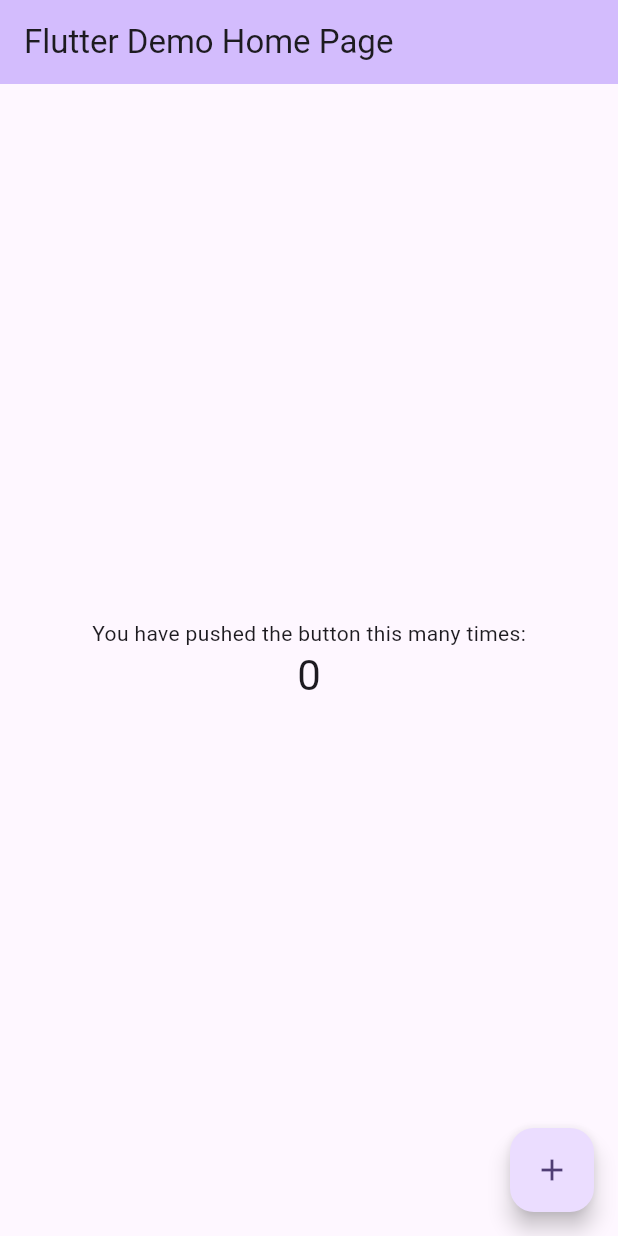
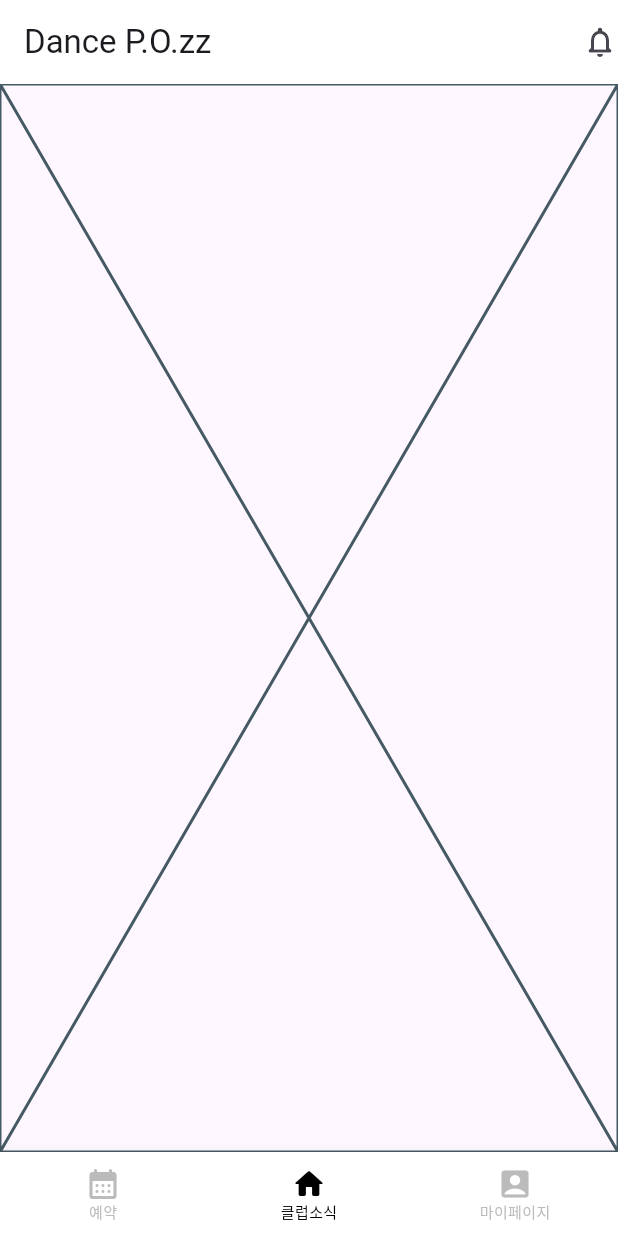
Before and after one commit to dpplanner/app, a Flutter app: the screen it shows after launch, on a phone screen of 412 x 824 dp. Run offline on Flutter 3.47's test engine with Material 3 defaults, Android fonts, the phone set to English and light mode, and no system bars.

Commit message:
:sparkles: Feat : club root page 구현
클럽 루트 페이지 생성 및 간단 구현

```diff
--- a/dplanner/lib/club_root_page.dart
+++ b/dplanner/lib/club_root_page.dart
@@ -0,0 +1,70 @@
+import 'package:dplanner/pages/club_home_page.dart';
+import 'package:dplanner/pages/club_my_page.dart';
+import 'package:dplanner/pages/club_timetable_page.dart';
+import 'package:flutter/material.dart';
+
+class ClubRootPage extends StatefulWidget {
+  const ClubRootPage({super.key});
+
+  @override
+  State<ClubRootPage> createState() => _ClubRootPageState();
+}
+
+class _ClubRootPageState extends State<ClubRootPage> {
+  int _selectedIndex = 1;
+  final List<Widget> _pages = [
+    const ClubTimetablePage(),
+    const ClubHomePage(),
+    const ClubMyPage(),
+  ];
+
+  @override
+  void initState() {
+    super.initState();
+  }
+
+  @override
+  void dispose() {
+    super.dispose();
+  }
+
+  @override
+  Widget build(BuildContext context) {
+    return Scaffold(
+      appBar: AppBar(
+        backgroundColor: Colors.white,
+        title: const Text("Dance P.O.zz"),
+        automaticallyImplyLeading: false,
+        actions: const [Icon(Icons.notifications_none_rounded)],
+      ),
+      body: SafeArea(
+        child: _pages.elementAt(_selectedIndex),
+      ),
+      bottomNavigationBar: BottomNavigationBar(
+        backgroundColor: Colors.white,
+        type: BottomNavigationBarType.fixed,
+        iconSize: 24,
+        unselectedItemColor: Colors.grey.withOpacity(0.7),
+        unselectedFontSize: 10,
+        selectedItemColor: Colors.black,
+        selectedFontSize: 10,
+
+        ///TODO: 아이콘 & 높이 및 크기 변경
+        items: const [
+          BottomNavigationBarItem(
+              icon: Icon(Icons.calendar_month_rounded), label: '예약'),
+          BottomNavigationBarItem(
+              icon: Icon(Icons.home_rounded), label: '클럽소식'),
+          BottomNavigationBarItem(
+              icon: Icon(Icons.account_box_rounded), label: '마이페이지'),
+        ],
+        currentIndex: _selectedIndex,
+        onTap: (index) {
+          setState(() {
+            _selectedIndex = index;
+          });
+        },
+      ),
+    );
+  }
+}
--- a/dplanner/lib/main.dart
+++ b/dplanner/lib/main.dart
@@ -1,3 +1,4 @@
+import 'package:dplanner/club_root_page.dart';
 import 'package:flutter/material.dart';
 
 void main() {
@@ -7,119 +8,15 @@ void main() {
 class MyApp extends StatelessWidget {
   const MyApp({super.key});
 
-  // This widget is the root of your application.
   @override
   Widget build(BuildContext context) {
     return MaterialApp(
-      title: 'Flutter Demo',
+      title: 'DPlanner',
       theme: ThemeData(
-        // This is the theme of your application.
-        //
-        // TRY THIS: Try running your application with "flutter run". You'll see
-        // the application has a blue toolbar. Then, without quitting the app,
-        // try changing the seedColor in the colorScheme below to Colors.green
-        // and then invoke "hot reload" (save your changes or press the "hot
-        // reload" button in a Flutter-supported IDE, or press "r" if you used
-        // the command line to start the app).
-        //
-        // Notice that the counter didn't reset back to zero; the application
-        // state is not lost during the reload. To reset the state, use hot
-        // restart instead.
-        //
-        // This works for code too, not just values: Most code changes can be
-        // tested with just a hot reload.
         colorScheme: ColorScheme.fromSeed(seedColor: Colors.deepPurple),
         useMaterial3: true,
       ),
-      home: const MyHomePage(title: 'Flutter Demo Home Page'),
+      home: const ClubRootPage(),
     );
   }
 }
-
-class MyHomePage extends StatefulWidget {
-  const MyHomePage({super.key, required this.title});
-
-  // This widget is the home page of your application. It is stateful, meaning
-  // that it has a State object (defined below) that contains fields that affect
-  // how it looks.
-
-  // This class is the configuration for the state. It holds the values (in this
-  // case the title) provided by the parent (in this case the App widget) and
-  // used by the build method of the State. Fields in a Widget subclass are
-  // always marked "final".
-
-  final String title;
-
-  @override
-  State<MyHomePage> createState() => _MyHomePageState();
-}
-
-class _MyHomePageState extends State<MyHomePage> {
-  int _counter = 0;
-
-  void _incrementCounter() {
-    setState(() {
-      // This call to setState tells the Flutter framework that something has
-      // changed in this State, which causes it to rerun the build method below
-      // so that the display can reflect the updated values. If we changed
-      // _counter without calling setState(), then the build method would not be
-      // called again, and so nothing would appear to happen.
-      _counter++;
-    });
-  }
-
-  @override
-  Widget build(BuildContext context) {
-    // This method is rerun every time setState is called, for instance as done
-    // by the _incrementCounter method above.
-    //
-    // The Flutter framework has been optimized to make rerunning build methods
-    // fast, so that you can just rebuild anything that needs updating rather
-    // than having to individually change instances of widgets.
-    return Scaffold(
-      appBar: AppBar(
-        // TRY THIS: Try changing the color here to a specific color (to
-        // Colors.amber, perhaps?) and trigger a hot reload to see the AppBar
-        // change color while the other colors stay the same.
-        backgroundColor: Theme.of(context).colorScheme.inversePrimary,
-        // Here we take the value from the MyHomePage object that was created by
-        // the App.build method, and use it to set our appbar title.
-        title: Text(widget.title),
-      ),
-      body: Center(
-        // Center is a layout widget. It takes a single child and positions it
-        // in the middle of the parent.
-        child: Column(
-          // Column is also a layout widget. It takes a list of children and
-          // arranges them vertically. By default, it sizes itself to fit its
-          // children horizontally, and tries to be as tall as its parent.
-          //
-          // Column has various properties to control how it sizes itself and
-          // how it positions its children. Here we use mainAxisAlignment to
-          // center the children vertically; the main axis here is the vertical
-          // axis because Columns are vertical (the cross axis would be
-          // horizontal).
-          //
-          // TRY THIS: Invoke "debug painting" (choose the "Toggle Debug Paint"
-          // action in the IDE, or press "p" in the console), to see the
-          // wireframe for each widget.
-          mainAxisAlignment: MainAxisAlignment.center,
-          children: <Widget>[
-            const Text(
-              'You have pushed the button this many times:',
-            ),
-            Text(
-              '$_counter',
-              style: Theme.of(context).textTheme.headlineMedium,
-            ),
-          ],
-        ),
-      ),
-      floatingActionButton: FloatingActionButton(
-        onPressed: _incrementCounter,
-        tooltip: 'Increment',
-        child: const Icon(Icons.add),
-      ), // This trailing comma makes auto-formatting nicer for build methods.
-    );
-  }
-}
--- a/dplanner/lib/pages/club_home_page.dart
+++ b/dplanner/lib/pages/club_home_page.dart
@@ -0,0 +1,10 @@
+import 'package:flutter/material.dart';
+
+class ClubHomePage extends StatelessWidget {
+  const ClubHomePage({super.key});
+
+  @override
+  Widget build(BuildContext context) {
+    return const Placeholder();
+  }
+}
--- a/dplanner/lib/pages/club_my_page.dart
+++ b/dplanner/lib/pages/club_my_page.dart
@@ -0,0 +1,10 @@
+import 'package:flutter/material.dart';
+
+class ClubMyPage extends StatelessWidget {
+  const ClubMyPage({super.key});
+
+  @override
+  Widget build(BuildContext context) {
+    return const Placeholder();
+  }
+}
--- a/dplanner/lib/pages/club_timetable_page.dart
+++ b/dplanner/lib/pages/club_timetable_page.dart
@@ -0,0 +1,10 @@
+import 'package:flutter/material.dart';
+
+class ClubTimetablePage extends StatelessWidget {
+  const ClubTimetablePage({super.key});
+
+  @override
+  Widget build(BuildContext context) {
+    return const Placeholder();
+  }
+}
```
